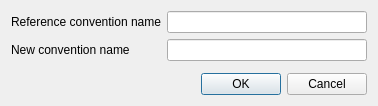
erik-knudsen/BridgeZ, file ZBridge/cnewconvention.ui: the form before one commit.
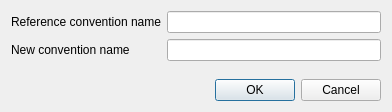
The form after the commit.

```diff
--- a/ZBridge/cnewconvention.ui
+++ b/ZBridge/cnewconvention.ui
@@ -6,8 +6,8 @@
    <rect>
     <x>0</x>
     <y>0</y>
-    <width>374</width>
-    <height>106</height>
+    <width>392</width>
+    <height>112</height>
    </rect>
   </property>
   <property name="windowTitle">
```
Left out of the diff: 6 changed lines with no effect on the pictures.
